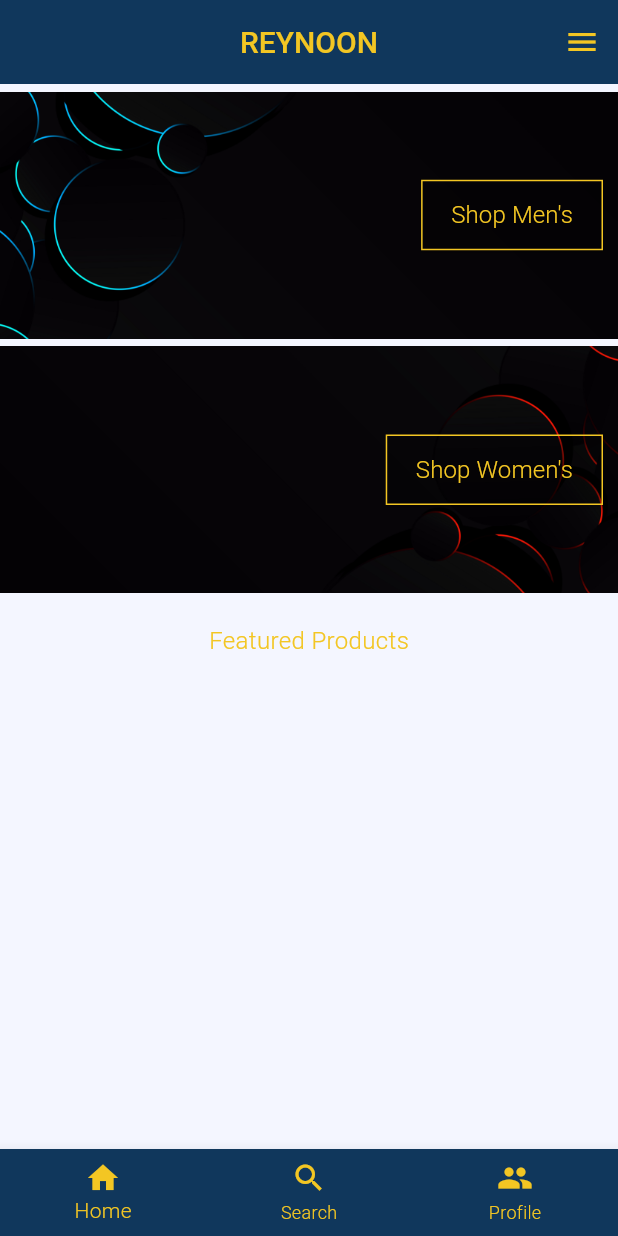
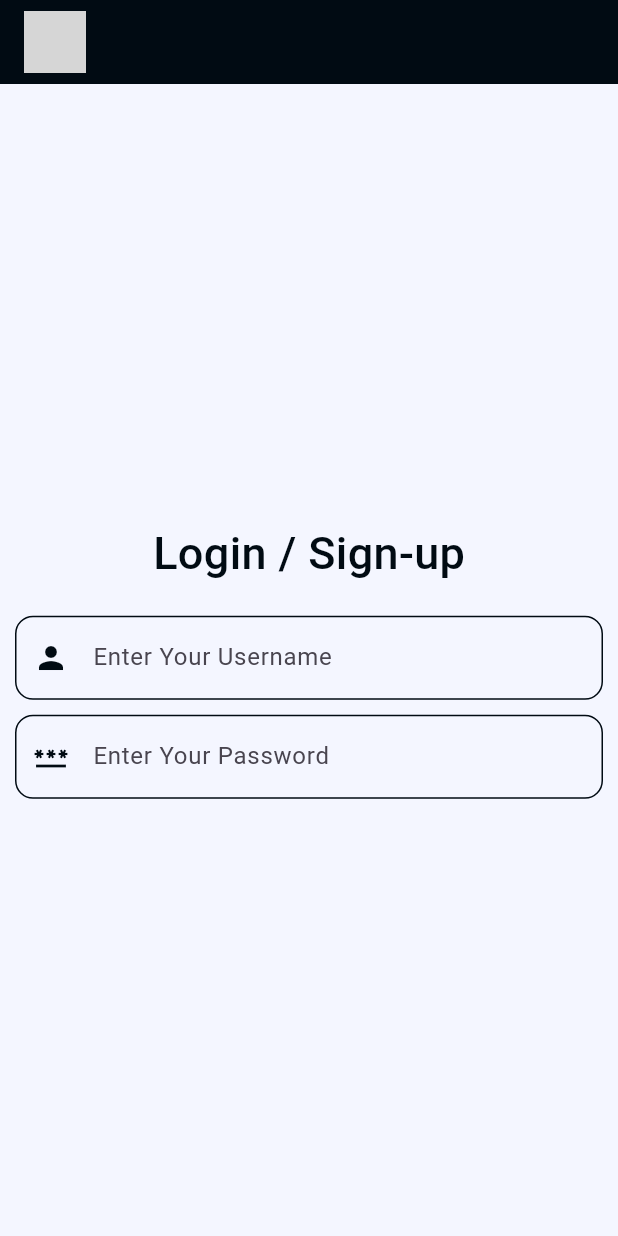
Before and after one commit to UmarAyaz23/ReyNoon_eCommerceStore_Flutter, a Flutter app: the screen it shows after launch, on a phone screen of 412 x 824 dp. Run offline on Flutter 3.47's test engine with Material 3 defaults, Android fonts, the phone set to English and light mode, and no system bars; our stand-ins replace firebase_core; accounts and stored records are empty; Roboto replaces fonts that are missing (Nunito-VariableFont_wght, Roboto-VariableFont_wdth,wght); grey boxes are pictures that could not be loaded.

Commit message:
Login/Signup Added

```diff
--- /dev/null
+++ b/lib/authentication.dart
@@ -0,0 +1,83 @@
+import 'package:ecommerce_project/main.dart';
+import 'package:flutter/material.dart';
+
+class authentication extends StatefulWidget {
+  const authentication({super.key});
+
+  @override
+  State<authentication> createState() => _authenticationState();
+}
+
+class _authenticationState extends State<authentication> {
+  TextEditingController usernameController = TextEditingController();
+  TextEditingController passwordController = TextEditingController();
+  TextEditingController emailController = TextEditingController();
+  @override
+  Widget build(BuildContext context) {
+    return Scaffold(
+      appBar: AppBar(title: Image.asset('assets/homePage/Logo.png', width: MediaQuery.of(context).size.width * 0.1)),
+
+      body: Padding(
+        padding: EdgeInsets.all(10),
+
+        child: Column(
+          mainAxisAlignment: MainAxisAlignment.center,
+          children: [
+            Padding(
+              padding: EdgeInsets.symmetric(vertical: 0, horizontal: 0),
+              child: Text("Login / Sign-up", style: TextStyle(fontSize: 30, fontWeight: FontWeight.w500, color: blue)),
+            ),
+
+            SizedBox(height: 20,),
+
+            TextField(
+              controller: usernameController,
+              keyboardType: TextInputType.text,
+              decoration: InputDecoration(
+                hintText: "Enter Your Username",
+                prefixIcon: Icon(Icons.person, color: blue,),
+                border: OutlineInputBorder(
+                  borderRadius: BorderRadius.circular(12),
+                  borderSide: BorderSide(color: blue, width: 1)
+                ),
+                focusColor: gold,
+                focusedBorder: OutlineInputBorder(
+                  borderRadius: BorderRadius.circular(12),
+                  borderSide: BorderSide(color: gold, width: 1)
+                ),
+                enabledBorder: OutlineInputBorder(
+                  borderRadius: BorderRadius.circular(12),
+                  borderSide: BorderSide(color: blue, width: 1)
+                ),
+              ),
+            ),
+
+            SizedBox(height: 10,),
+
+            TextField(
+              controller: passwordController,
+              keyboardType: TextInputType.visiblePassword,
+              decoration: InputDecoration(
+                hintText: "Enter Your Password",
+                prefixIcon: Icon(Icons.password, color: blue,),
+                border: OutlineInputBorder(
+                  borderRadius: BorderRadius.circular(12),
+                  borderSide: BorderSide(color: blue, width: 1)
+                ),
+                focusColor: gold,
+                focusedBorder: OutlineInputBorder(
+                  borderRadius: BorderRadius.circular(12),
+                  borderSide: BorderSide(color: gold, width: 1)
+                ),
+                enabledBorder: OutlineInputBorder(
+                  borderRadius: BorderRadius.circular(12),
+                  borderSide: BorderSide(color: blue, width: 1)
+                ),
+              ),
+            )
+          ]
+        ),
+      )
+    );
+  }
+}
--- a/lib/main.dart
+++ b/lib/main.dart
@@ -1,12 +1,32 @@
+import 'package:ecommerce_project/authentication.dart';
+import 'package:flutter/foundation.dart';
 import 'package:flutter/material.dart';
-import 'homePage.dart';
+import 'package:firebase_core/firebase_core.dart';
 
-void main() {
+void main() async {
+
+  WidgetsFlutterBinding.ensureInitialized();
+
+  if (kIsWeb){
+    await Firebase.initializeApp(
+      options: const FirebaseOptions(
+        apiKey: "AIzaSyAfN_SBcvkXPpI75_kxwp2wSkIim31lUUg",
+        authDomain: "reynoon-ecommerce.firebaseapp.com",
+        projectId: "reynoon-ecommerce",
+        storageBucket: "reynoon-ecommerce.firebasestorage.app",
+        messagingSenderId: "309552766360",
+        appId: "1:309552766360:web:29bc4bdeb783fb3df35fed"
+      )
+    );
+  } else {
+    await Firebase.initializeApp();
+  }
+
   runApp(const eCommerce());
 }
 
-final Color gold = Color(0xFFF3C623);
-final Color blue = Color(0xFF10375C);
+final Color gold = Color(0xFFdbab2c);
+final Color blue = Color(0xFF010b13);
 final Color white = Color(0xFFF4F6FF);
 final Color whiteTextColor = Colors.white;
 final Color blackTextColor = Colors.black;
@@ -39,7 +59,7 @@ class eCommerce extends StatelessWidget {
           bodyMedium: TextStyle(fontSize: 16, fontWeight: FontWeight.w300, color: whiteTextColor, fontFamily: 'Nunito-VariableFont_wght')
         )
       ),
-      home: const homePage(),
+      home: const authentication(),
     );
   }
 }
--- a/pubspec.yaml
+++ b/pubspec.yaml
@@ -34,6 +34,8 @@ dependencies:
   # The following adds the Cupertino Icons font to your application.
   # Use with the CupertinoIcons class for iOS style icons.
   cupertino_icons: ^1.0.8
+  firebase_core: ^3.13.1
+
 
 dev_dependencies:
   flutter_test:
@@ -61,6 +63,10 @@ flutter:
   assets:
     - assets/homePage/Banner_01.jpg
     - assets/homePage/Banner_02.jpg
+    - assets/homePage/Coconut.jpg
+    - assets/homePage/Pumpkin_Pie.jpg
+    - assets/homePage/Wet_Stone.jpg
+    - assets/homePage/Tabac_Ecarlate.jpg
   #   - images/a_dot_burr.jpeg
   #   - images/a_dot_ham.jpeg
 
```
Also changed, not shown: lib/homePage.dart (+44 -7 lines), assets/homePage/Baby_Green_Tea.jpg (added), assets/homePage/Beautiful_Launderette.jpg (added), assets/homePage/Coconut.jpg (added), assets/homePage/Gogo_Mango.jpg (added), assets/homePage/Green_Apple_Magnolia_Cucumber.jpg (added), assets/homePage/Logo.png (added), assets/homePage/Pumpkin_Pie.jpg (added), assets/homePage/Tabac_Ecarlate.jpg (added), assets/homePage/Tidal_Pool.jpg (added), assets/homePage/Wet_Pavement_London.jpg (added), assets/homePage/Wet_Stone.jpg (added), pubspec.lock, 3 other files.
